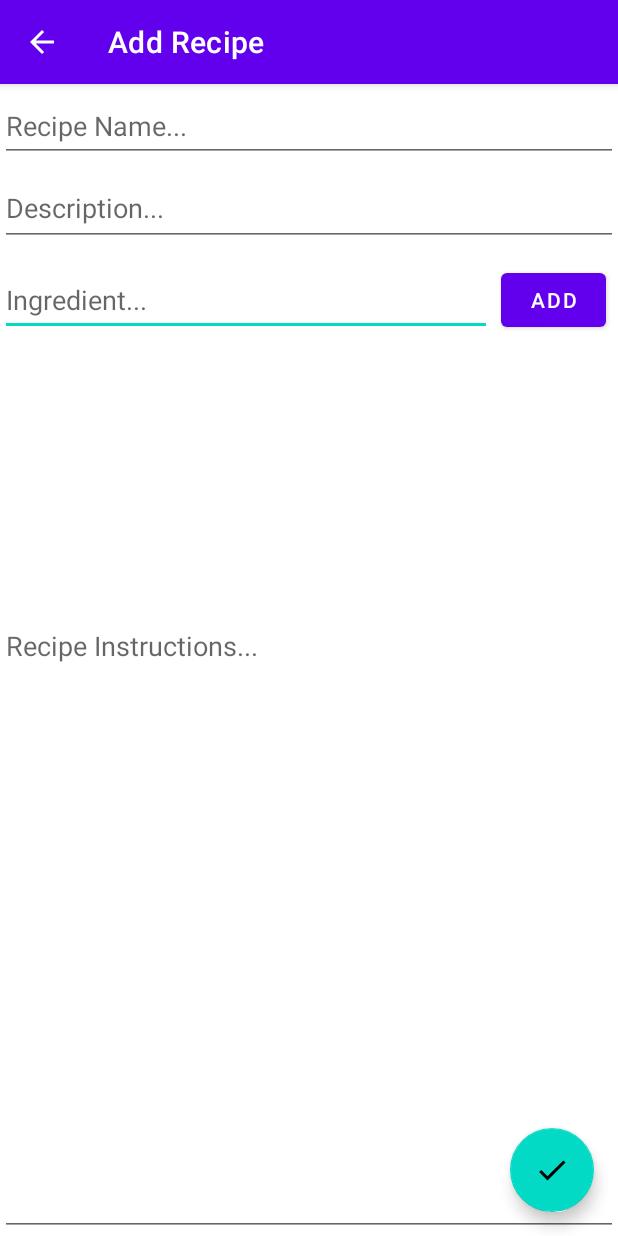
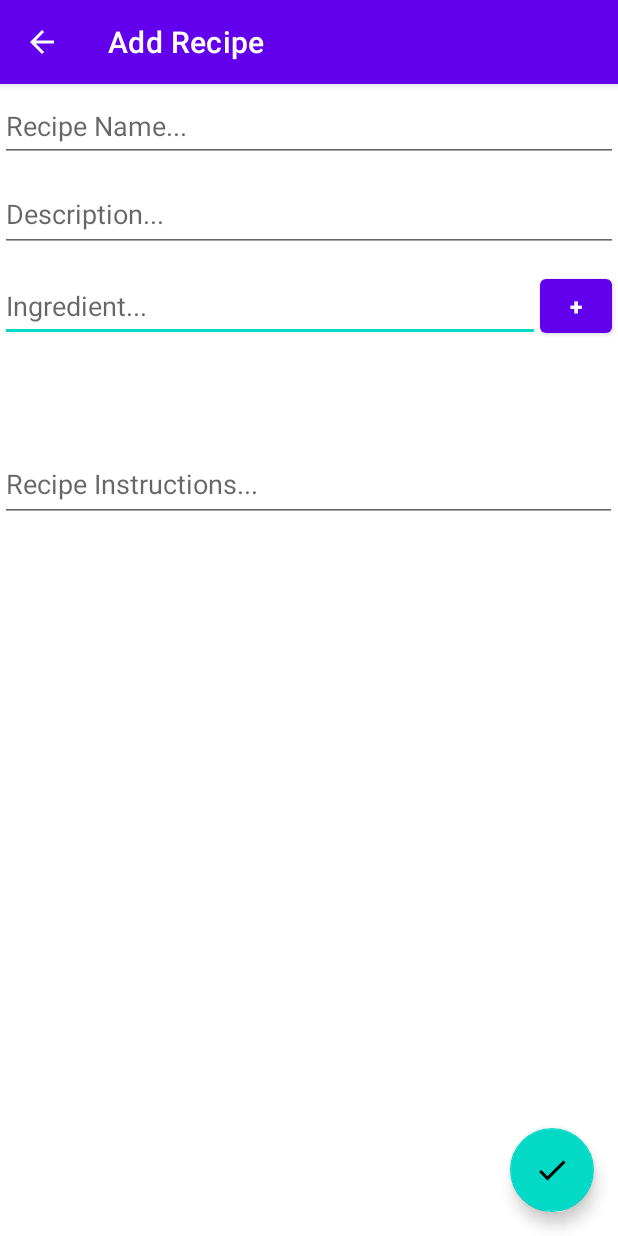
Before and after one commit to GodlewsO/comp4200-project, an Android app: the screen it shows after launch (AddRecipeActivity), after a tap on an icon or button, on a phone screen of 412 x 824 dp. Run offline under Robolectric (Android 15) with nearby library versions, the phone set to English and light mode, and no system bars.

Commit message:
Add recipe shows added ingredients

```diff
--- a/app/src/main/java/com/example/recipieapp/AddRecipeActivity.java
+++ b/app/src/main/java/com/example/recipieapp/AddRecipeActivity.java
@@ -4,8 +4,10 @@ import androidx.appcompat.app.AppCompatActivity;
 
 import android.os.Bundle;
 import android.view.View;
+import android.widget.ArrayAdapter;
 import android.widget.Button;
 import android.widget.EditText;
+import android.widget.ListView;
 import android.widget.Toast;
 
 import com.google.android.material.floatingactionbutton.FloatingActionButton;
@@ -25,6 +27,7 @@ public class AddRecipeActivity extends AppCompatActivity {
     private EditText editTextName, editTextDescription, editTextIngredient, editTextInstructions;
     private FloatingActionButton btnAdd;
     private Button btnAddIngredient;
+    private ListView listView;
 
     private ArrayList<String> ingredientsLst;
 
@@ -40,9 +43,13 @@ public class AddRecipeActivity extends AppCompatActivity {
         editTextInstructions = findViewById(R.id.editTextInstructions);
         btnAddIngredient = findViewById(R.id.btnAddIngredient);
         btnAdd = findViewById(R.id.btnAdd);
-
+        listView = findViewById(R.id.listView);
 
         ingredientsLst = new ArrayList<>();
+
+        ArrayAdapter arrayAdapter = new ArrayAdapter<>(this,
+                android.R.layout.simple_list_item_1, ingredientsLst);
+        listView.setAdapter(arrayAdapter);
 
         btnAdd.setOnClickListener(view -> {
             DatabaseHelper databaseHelper = new DatabaseHelper(AddRecipeActivity.this);
@@ -77,6 +84,7 @@ public class AddRecipeActivity extends AppCompatActivity {
             // Check if empty ingredient inputted
             if (editTextIngredient.getText().toString().equals("")) {
                 makeToast(EMPTY_INPUT_MESSAGE);
+                return;
             }
 
             String ingredient = editTextIngredient.getText().toString();
@@ -93,9 +101,10 @@ public class AddRecipeActivity extends AppCompatActivity {
                 return;
             }
 
-            editTextDescription.setText("");
+            editTextIngredient.setText("");
 
             ingredientsLst.add(ingredient);
+            arrayAdapter.notifyDataSetChanged();
             makeToast(INGREDIENT_ADDED_MESSAGE);
             return;
         });
--- a/app/src/main/java/com/example/recipieapp/MainActivity.java
+++ b/app/src/main/java/com/example/recipieapp/MainActivity.java
@@ -51,6 +51,8 @@ public class MainActivity extends AppCompatActivity {
         btnAddRecipe = findViewById(R.id.btnAddRecipe);
         searchView = findViewById(R.id.searchView);
         swipeRefreshLayout = findViewById(R.id.swipeRefreshLayout);
+
+        searchView.clearFocus();
 
         getRecipeData();
         recipeAdapter = new RecipeAdapter(MainActivity.this, recipeIDs, recipeNames,
--- a/app/src/main/res/layout/activity_add_recipe.xml
+++ b/app/src/main/res/layout/activity_add_recipe.xml
@@ -8,7 +8,7 @@
 
     <EditText
         android:id="@+id/editTextIngredient"
-        android:layout_width="328dp"
+        android:layout_width="0dp"
         android:layout_height="48dp"
         android:layout_marginTop="12dp"
         android:ems="10"
@@ -18,6 +18,7 @@
         android:maxLines="1"
         android:minHeight="48dp"
         android:singleLine="true"
+        app:layout_constraintEnd_toStartOf="@+id/btnAddIngredient"
         app:layout_constraintStart_toStartOf="parent"
         app:layout_constraintTop_toBottomOf="@+id/editTextDescription" />
 
@@ -39,29 +40,30 @@
 
     <EditText
         android:id="@+id/editTextInstructions"
-        android:layout_width="0dp"
-        android:layout_height="416dp"
+        android:layout_width="411dp"
+        android:layout_height="wrap_content"
+        android:layout_marginTop="12dp"
         android:ems="10"
         android:gravity="top"
         android:hint="Recipe Instructions..."
         android:inputType="textMultiLine|textPersonName"
         android:minHeight="48dp"
         android:singleLine="false"
-        app:layout_constraintBottom_toBottomOf="parent"
         app:layout_constraintEnd_toEndOf="parent"
+        app:layout_constraintHorizontal_bias="0.0"
         app:layout_constraintStart_toStartOf="parent"
-        app:layout_constraintTop_toBottomOf="@+id/editTextIngredient"
-        app:layout_constraintVertical_bias="1.0" />
+        app:layout_constraintTop_toBottomOf="@+id/listView" />
 
     <EditText
         android:id="@+id/editTextDescription"
         android:layout_width="0dp"
-        android:layout_height="48dp"
-        android:layout_marginTop="8dp"
+        android:layout_height="wrap_content"
+        android:layout_marginTop="12dp"
         android:ems="10"
         android:gravity="top"
         android:hint="Description..."
         android:inputType="textMultiLine|textPersonName"
+        android:maxLines="2"
         android:minHeight="48dp"
         app:layout_constraintEnd_toEndOf="parent"
         app:layout_constraintHorizontal_bias="0.0"
@@ -70,10 +72,12 @@
 
     <Button
         android:id="@+id/btnAddIngredient"
-        android:layout_width="70dp"
+        android:layout_width="48dp"
         android:layout_height="48dp"
-        android:layout_marginEnd="8dp"
-        android:text="add"
+        android:layout_marginEnd="4dp"
+        android:text="+"
+        android:textSize="15sp"
+        android:textStyle="bold"
         app:layout_constraintEnd_toEndOf="parent"
         app:layout_constraintTop_toTopOf="@+id/editTextIngredient" />
 
@@ -90,4 +94,15 @@
         app:srcCompat="@drawable/ic_check"
         tools:ignore="SpeakableTextPresentCheck" />
 
+    <ListView
+        android:id="@+id/listView"
+        android:layout_width="0dp"
+        android:layout_height="wrap_content"
+        android:layout_marginTop="12dp"
+        app:layout_constraintEnd_toEndOf="parent"
+        app:layout_constraintHeight_min="48dp"
+        app:layout_constraintHorizontal_bias="0.0"
+        app:layout_constraintStart_toStartOf="parent"
+        app:layout_constraintTop_toBottomOf="@+id/editTextIngredient" />
+
 </androidx.constraintlayout.widget.ConstraintLayout>
```
